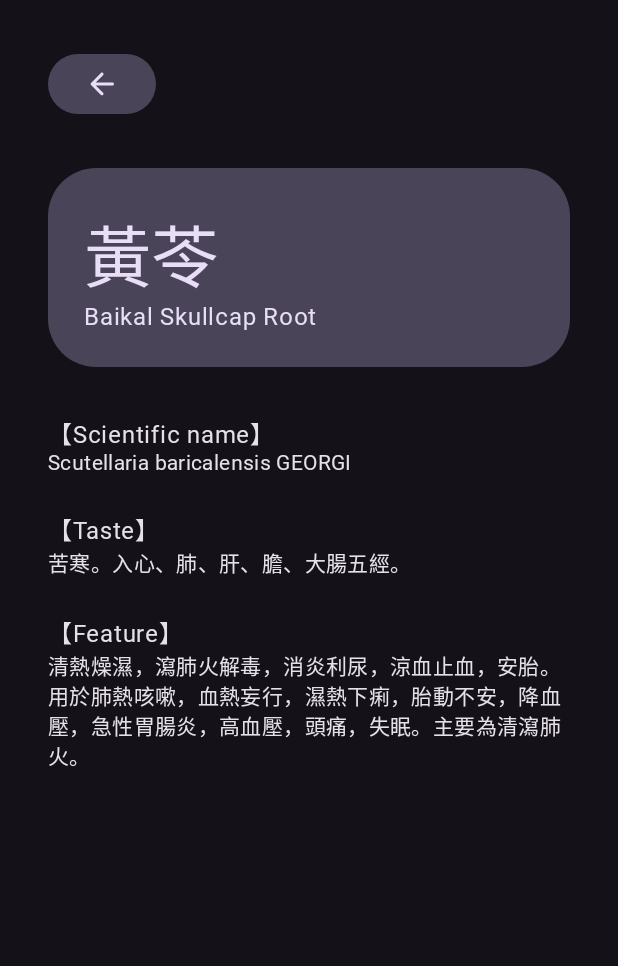
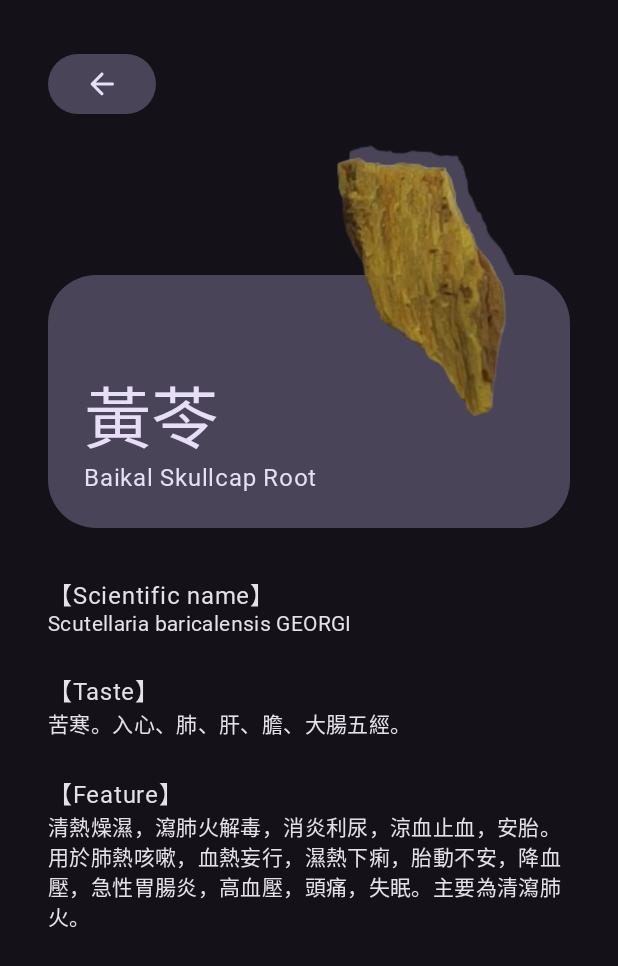
Before and after one commit to nrchan/TCM_Herb_Android, an Android app built with Jetpack Compose: the screen it shows after launch (MainActivity), after a tap on "黃苓", on a phone screen of 412 x 824 dp. Shown: the top 966 px of the screen. Run offline under Robolectric (Android 15) with nearby library versions, the light colour scheme and no system bars; our stand-ins replace accompanist; libraries missing offline, so code that uses them is left out: androidx.camera.camera2, androidx.camera.core, org.opencv.android; Roboto replaces fonts that are not available here; 1 statement that could not run was skipped.

Commit message:
little fix

```diff
--- a/app/src/main/java/com/example/tcmherb/DetailActivity.kt
+++ b/app/src/main/java/com/example/tcmherb/DetailActivity.kt
@@ -1,5 +1,7 @@
 package com.example.tcmherb
 
+import androidx.activity.compose.BackHandler
+import androidx.compose.foundation.Image
 import androidx.compose.foundation.layout.*
 import androidx.compose.foundation.shape.RoundedCornerShape
 import androidx.compose.material3.Surface
@@ -10,10 +12,16 @@ import androidx.compose.material.icons.rounded.ArrowBack
 import androidx.compose.material3.FilledTonalButton
 import androidx.compose.material3.Icon
 import androidx.compose.runtime.Composable
+import androidx.compose.ui.Alignment
 import androidx.compose.ui.Modifier
+import androidx.compose.ui.graphics.ColorFilter
+import androidx.compose.ui.layout.ContentScale
+import androidx.compose.ui.platform.LocalContext
+import androidx.compose.ui.res.painterResource
 import androidx.compose.ui.res.stringResource
 import androidx.compose.ui.unit.dp
 import androidx.navigation.NavController
+import com.google.accompanist.systemuicontroller.SystemUiController
 
 @Composable
 fun DetailScreen(navController: NavController, herbType: Int?) {
@@ -24,26 +32,44 @@ fun DetailScreen(navController: NavController, herbType: Int?) {
         modifier = Modifier.fillMaxSize()
     ) {
         FilledTonalButton(
-            onClick = { navController.navigate("home") },
+            onClick = { navController.navigate("home"){ popUpTo("home") {inclusive = true} } },
             modifier = Modifier.padding(32.dp)
         ) {
             Icon(Icons.Rounded.ArrowBack, "back button")
         }
+        Box() {
             Surface(
                 color = MaterialTheme.colorScheme.secondaryContainer,
                 shape = RoundedCornerShape(32.dp),
                 modifier = Modifier
                     .padding(horizontal = 32.dp)
                     .fillMaxWidth()
+                    .align(Alignment.BottomCenter)
             ) {
                 Column(
-                Modifier.padding(start = 24.dp)
+                    Modifier.padding(start = 24.dp, top = 36.dp)
                 ){
                     Spacer(Modifier.height(24.dp))
-                Text(herbData.nameZH(index), style = MaterialTheme.typography.displayMedium, color = MaterialTheme.colorScheme.onSecondaryContainer)
+                    Text(herbData.nameZHnl(index), style = MaterialTheme.typography.displayMedium, color = MaterialTheme.colorScheme.onSecondaryContainer)
                     Text(herbData.nameEN(index), style = MaterialTheme.typography.bodyLarge, color = MaterialTheme.colorScheme.onSecondaryContainer)
                     Spacer(Modifier.height(24.dp))
                 }
+            }
+            Image(
+                painterResource(LocalContext.current.resources.getIdentifier("x${herbType}r", "drawable", LocalContext.current.packageName)), "", contentScale = ContentScale.Fit,
+                modifier = Modifier
+                    .size(240.dp)
+                    .align(Alignment.TopEnd)
+                    .offset(16.dp, (-44).dp),
+                colorFilter = ColorFilter.tint(MaterialTheme.colorScheme.secondaryContainer)
+            )
+            Image(
+                painterResource(LocalContext.current.resources.getIdentifier("x${herbType}r", "drawable", LocalContext.current.packageName)), "", contentScale = ContentScale.Fit,
+                modifier = Modifier
+                    .size(240.dp)
+                    .align(Alignment.TopEnd)
+                    .offset(8.dp, (-36).dp)
+            )
         }
         Column(
             modifier = Modifier
@@ -60,4 +86,8 @@ fun DetailScreen(navController: NavController, herbType: Int?) {
             Text(herbData.feature(index), style = MaterialTheme.typography.bodyMedium, color = MaterialTheme.colorScheme.onBackground)
         }
     }
+
+    BackHandler {
+        navController.navigate("home") { popUpTo("home") {inclusive = true} }
     }
+}
--- a/app/src/main/java/com/example/tcmherb/HerbData.kt
+++ b/app/src/main/java/com/example/tcmherb/HerbData.kt
@@ -174,7 +174,7 @@ class HerbData {
         "Dioscorea oppoita THUNB.",
         "Tussilago farfara LINN.",
         "ZINGIBERIS RHIZOMA",
-        "ACONITI　LATERALIS　RADIX",
+        "ACONITI LATERALIS RADIX",
         "Prunus persica (L)BATSCH",
         "Aster tataricus L. f.",
         "Lindera strychnifolia(SIEB. et ZUCC.)F.VILLARS",
--- a/app/src/main/java/com/example/tcmherb/ui/theme/Theme.kt
+++ b/app/src/main/java/com/example/tcmherb/ui/theme/Theme.kt
@@ -3,6 +3,8 @@ package com.example.tcmherb.ui.theme
 import androidx.compose.foundation.isSystemInDarkTheme
 import androidx.compose.material3.*
 import androidx.compose.runtime.Composable
+import androidx.compose.ui.graphics.Color
+import com.google.accompanist.systemuicontroller.SystemUiController
 import com.google.accompanist.systemuicontroller.rememberSystemUiController
 
 private val LightThemeColors = lightColorScheme(
```
Also changed, not shown: app/src/main/java/com/example/tcmherb/MainActivity.kt (+6 -1 lines). Lines whose indentation alone changed are shown as unchanged.
